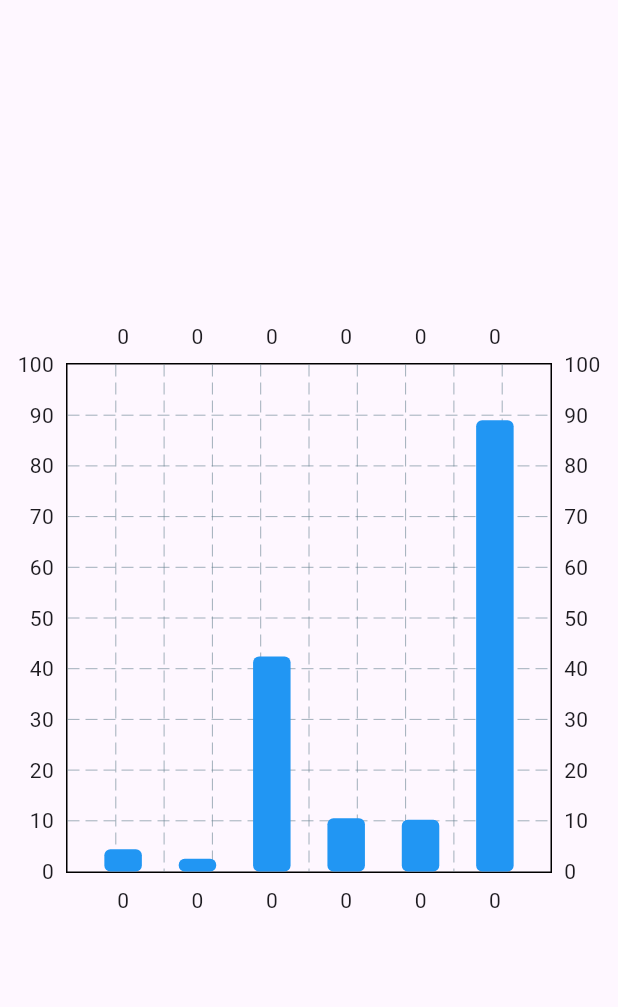
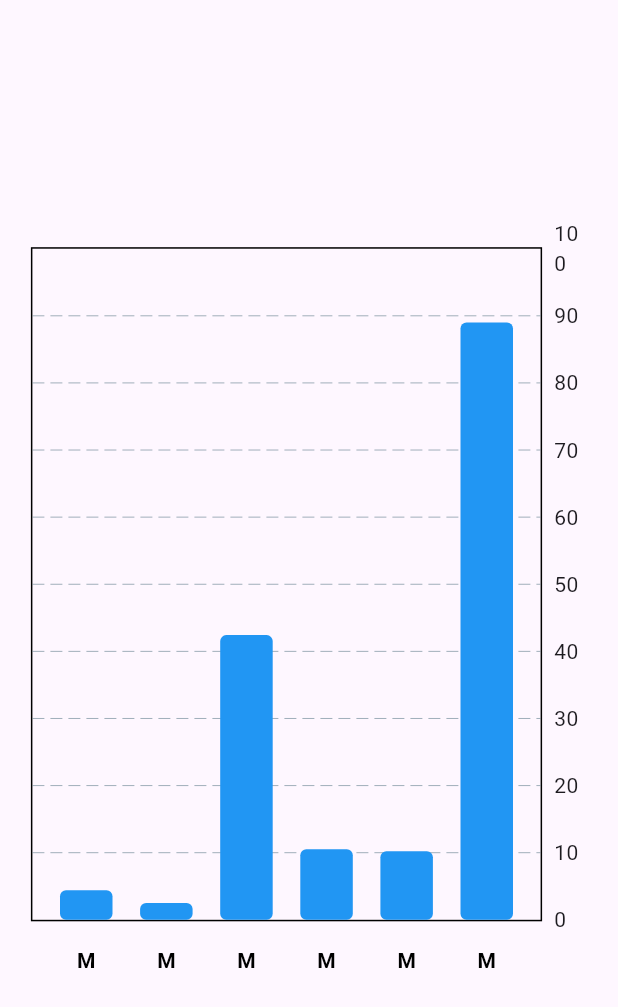
Before and after one commit to EdersonPinheiro/bargraphtute, a Flutter app: the screen it shows after launch, on a phone screen of 412 x 824 dp. Shown: the top 1007 px of the screen. Run offline on Flutter 3.47's test engine with Material 3 defaults, Android fonts, the phone set to English and light mode, and no system bars; drawn by our look-alikes of fl_chart.

Commit message:
Update bar_graph

```diff
--- a/lib/bar_graph/bar_graph.dart
+++ b/lib/bar_graph/bar_graph.dart
@@ -1,10 +1,11 @@
 import 'package:bargraphtute/bar_graph/bar_data.dart';
 import 'package:fl_chart/fl_chart.dart';
 import 'package:flutter/material.dart';
+import 'package:intl/intl.dart';
 
 class BarGraph extends StatelessWidget {
   final List weeklySummary;
-  const BarGraph({super.key, required this.weeklySummary});
+  const BarGraph({Key? key, required this.weeklySummary}) : super(key: key);
 
   @override
   Widget build(BuildContext context) {
@@ -14,9 +15,30 @@ class BarGraph extends StatelessWidget {
       wedAmount: weeklySummary[2],
       thurAmount: weeklySummary[3],
       friAmount: weeklySummary[4],
-        satAmount: weeklySummary[5]);
+      satAmount: weeklySummary[5],
+    );
 
     myBarData.initializeBarData();
+
+    Widget getTitles(double value, TitleMeta meta) {
+      const style = TextStyle(
+        color: Colors.black,
+        fontWeight: FontWeight.bold,
+        fontSize: 14,
+      );
+      List<String> days = ['M', 'T', 'W', 'T', 'F', 'S', 'S'];
+
+      Widget text = Text(
+        days[value.toInt()],
+        style: style,
+      );
+
+      return SideTitleWidget(
+        axisSide: AxisSide.bottom,
+        space: 16,
+        child: text,
+      );
+    }
 
     return BarChart(BarChartData(
       maxY: 100,
@@ -24,16 +46,51 @@ class BarGraph extends StatelessWidget {
       barGroups: myBarData.barData
           .map(
             (data) => BarChartGroupData(
-                x: data.x,
               barRods: [
                 BarChartRodData(
                   toY: data.y,
                   color: Colors.blue,
-                      width: 25,
-                      borderRadius: BorderRadius.circular(4))
+                  width: 35,
+                  borderRadius: const BorderRadius.all(
+                    Radius.circular(4),
+                  ),
+                ),
               ],
+              x: data.x,
             ),
           )
-            .toList()));
+          .toList(),
+      titlesData: FlTitlesData(
+        show: true,
+        bottomTitles: AxisTitles(
+          sideTitles: SideTitles(
+            showTitles: true,
+            getTitlesWidget: getTitles,
+            reservedSize: 45,
+          ),
+        ),
+        topTitles: AxisTitles(
+          sideTitles: SideTitles(
+            showTitles: false,
+          ),
+        ),
+        leftTitles: AxisTitles(
+          sideTitles: SideTitles(
+            reservedSize: 30,
+            showTitles: false,
+          ),
+        ),
+        rightTitles: AxisTitles(
+          sideTitles: SideTitles(
+            reservedSize: 30,
+            showTitles: true,
+          ),
+        ),
+      ),
+      borderData: FlBorderData(
+        show: true,
+      ),
+      gridData: FlGridData(drawVerticalLine: false),
+    ));
   }
 }
--- a/lib/home_page.dart
+++ b/lib/home_page.dart
@@ -13,14 +13,26 @@ class _HomePageState extends State<HomePage> {
 
   @override
   Widget build(BuildContext context) {
+    Size screenSize = MediaQuery.of(context).size;
+
+    // Calcula a altura e largura do gráfico
+    double graphHeight = screenSize.height * 0.6; // 60% da altura da tela
+    double graphWidth = screenSize.width * 0.90; // 90% da largura da tela
+
     return Scaffold(
-      body: Center(
-        child: SizedBox(
-          height: 400,
-          child: BarGraph(
-            weeklySummary: weeklySumary,
+      body: Column(
+        mainAxisAlignment: MainAxisAlignment.center,
+        children: [
+          Center(
+            child: SizedBox(
+              height: graphHeight,
+              width: graphWidth,
+              child: BarGraph(
+                weeklySummary: weeklySumary,
+              ),
+            ),
           ),
-        ),
+        ],
       ),
     );
   }
--- a/pubspec.yaml
+++ b/pubspec.yaml
@@ -36,6 +36,7 @@ dependencies:
   # Use with the CupertinoIcons class for iOS style icons.
   cupertino_icons: ^1.0.6
   fl_chart: ^0.60.0
+  intl:
 
 dev_dependencies:
   flutter_test:
```
Also changed, not shown: lib/bar_graph/bar_data.dart (line endings or trailing spaces), lib/main.dart (line endings or trailing spaces), pubspec.lock. Lines whose indentation alone changed are shown as unchanged.
